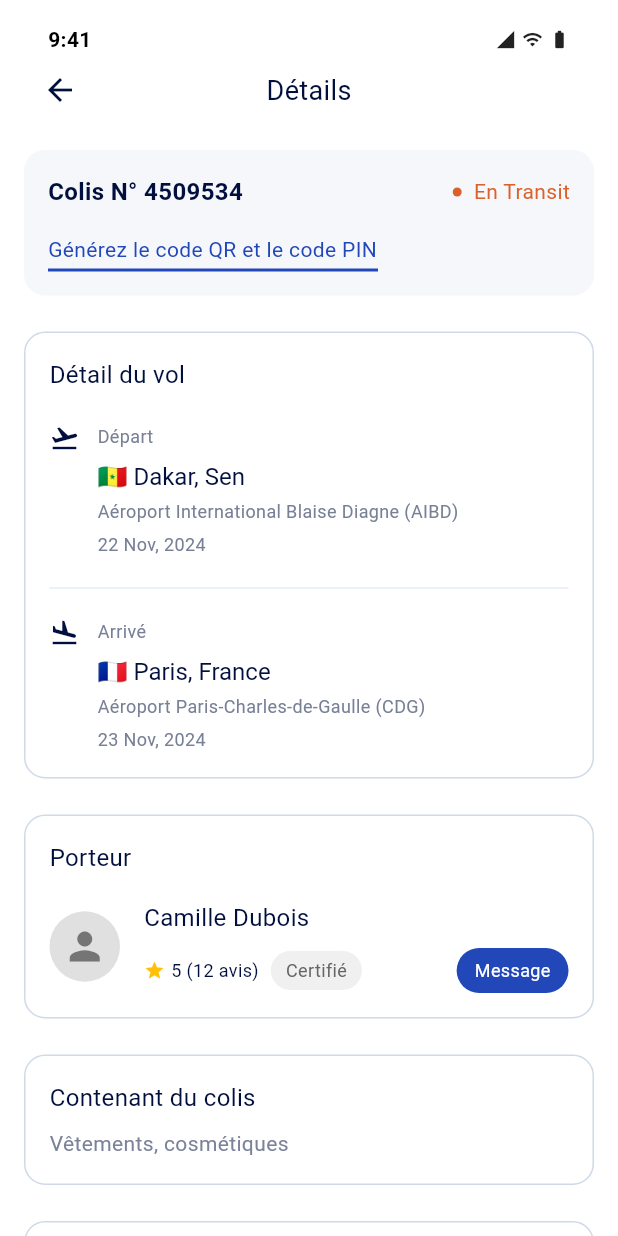
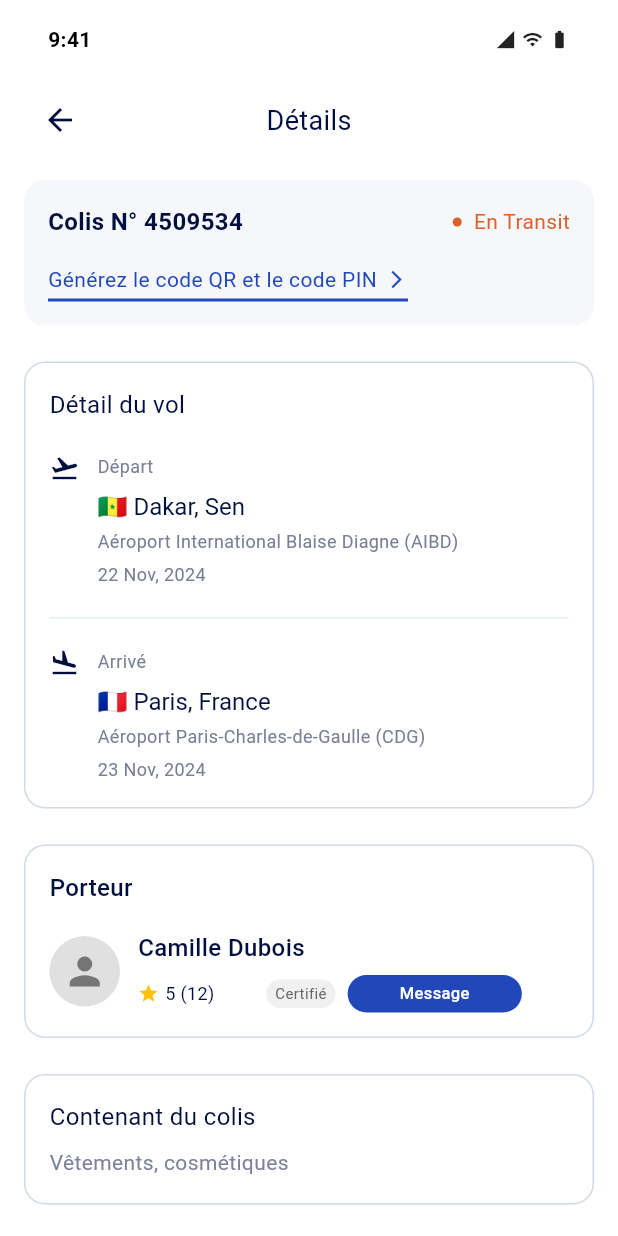
Before and after one commit to Christ-vielecodeur/Mondial_GP, a Flutter app: the DetailPage screen opened by its route, on a phone screen of 412 x 824 dp. Run offline on Flutter 3.47's test engine with Material 3 defaults, Android fonts, the phone set to English and light mode, and no system bars; our stand-ins replace flutter_svg, get, image_picker, qr_flutter; Roboto replaces fonts that are missing (Euclid Circular A); statements that could not run were skipped.

Commit message:
Mises à jour

```diff
--- a/lib/app/Modules/details/detailsPage.dart
+++ b/lib/app/Modules/details/detailsPage.dart
@@ -25,6 +25,7 @@ class DetailPage extends StatelessWidget {
                 padding: const EdgeInsets.fromLTRB(16, 8, 16, 0),
                 child: _buildIOSStatusBar(),
               ),
+              SizedBox(height: 20),
               _buildAppBar(),
               SizedBox(height: 16),
               _buildMainCard(announcement, announcementIndex),
@@ -161,7 +162,10 @@ class DetailPage extends StatelessWidget {
                 onTap: () {
                   Get.to(() => QrcodeWidget());
                 },
-                child: Text(
+                child: Row(
+                  mainAxisSize: MainAxisSize.min,
+                  children: [
+                    Text(
                       'Générez le code QR et le code PIN',
                       style: TextStyle(
                         color: Color.fromRGBO(33, 71, 185, 1),
@@ -171,11 +175,19 @@ class DetailPage extends StatelessWidget {
                         height: 1.5,
                       ),
                     ),
+                    SizedBox(width: 6),
+                    Icon(
+                      Icons.arrow_forward_ios,
+                      size: 14,
+                      color: Color.fromRGBO(33, 71, 185, 1),
+                    ),
+                  ],
+                ),
               ),
               SizedBox(height: 2),
               Container(
                 height: 2,
-                width: 220,
+                width: 240, // j’ai élargi un peu pour inclure la flèche
                 color: Color.fromRGBO(33, 71, 185, 1),
               ),
             ],
@@ -339,13 +351,14 @@ class DetailPage extends StatelessWidget {
               color: Color.fromRGBO(0, 15, 62, 1),
               fontSize: 16,
               fontFamily: 'Euclid Circular A',
-              fontWeight: FontWeight.normal,
+              fontWeight: FontWeight.w500,
               height: 1.5,
             ),
           ),
           SizedBox(height: 16),
           Row(
             children: [
+              // Avatar
               Container(
                 width: 47,
                 height: 47,
@@ -355,7 +368,9 @@ class DetailPage extends StatelessWidget {
                 ),
                 child: Icon(Icons.person, size: 30, color: Colors.grey[600]),
               ),
-              SizedBox(width: 16),
+              SizedBox(width: 12),
+
+              // Informations du porteur
               Expanded(
                 child: Column(
                   crossAxisAlignment: CrossAxisAlignment.start,
@@ -366,19 +381,35 @@ class DetailPage extends StatelessWidget {
                         color: Color.fromRGBO(0, 15, 62, 1),
                         fontSize: 16,
                         fontFamily: 'Euclid Circular A',
-                        fontWeight: FontWeight.normal,
+                        fontWeight: FontWeight.w500,
                         height: 1.5,
                       ),
+                      overflow: TextOverflow.ellipsis,
+                      maxLines: 1,
                     ),
-                    SizedBox(height: 8),
-                    Row(
+                    SizedBox(height: 6),
+
+                    // Ligne inférieure (étoiles, certifié, message)
+                    LayoutBuilder(
+                      builder: (context, constraints) {
+                        final isSmallScreen = constraints.maxWidth < 350;
+
+                        return Row(
                           children: [
-                        Row(
+                            // Note et avis
+                            Flexible(
+                              flex: 2,
+                              child: Row(
                                 children: [
-                            Icon(Icons.star, size: 14, color: Colors.amber),
+                                  Icon(
+                                    Icons.star,
+                                    size: 14,
+                                    color: Colors.amber,
+                                  ),
                                   SizedBox(width: 4),
-                            Text(
-                              '5 (12 avis)',
+                                  Flexible(
+                                    child: Text(
+                                      isSmallScreen ? '5 (12)' : '5 (12 avis)',
                                       style: TextStyle(
                                         color: Color.fromRGBO(0, 15, 62, 1),
                                         fontSize: 12,
@@ -386,14 +417,22 @@ class DetailPage extends StatelessWidget {
                                         fontWeight: FontWeight.normal,
                                         height: 1.5,
                                       ),
+                                      overflow: TextOverflow.ellipsis,
+                                    ),
                                   ),
                                 ],
                               ),
+                            ),
+
                             SizedBox(width: 8),
-                        Container(
+
+                            // Badge Certifié
+                            Flexible(
+                              flex: isSmallScreen ? 2 : 1,
+                              child: Container(
                                 padding: EdgeInsets.symmetric(
-                            horizontal: 10,
-                            vertical: 4,
+                                  horizontal: isSmallScreen ? 6 : 8,
+                                  vertical: 2,
                                 ),
                                 decoration: BoxDecoration(
                                   color: Color.fromRGBO(240, 240, 240, 1),
@@ -403,35 +442,52 @@ class DetailPage extends StatelessWidget {
                                   'Certifié',
                                   style: TextStyle(
                                     color: Color.fromRGBO(102, 102, 102, 1),
-                              fontSize: 12,
+                                    fontSize: isSmallScreen ? 10 : 12,
                                     fontFamily: 'Euclid Circular A',
                                     fontWeight: FontWeight.normal,
                                     height: 1.5,
                                   ),
+                                  overflow: TextOverflow.ellipsis,
                                 ),
                               ),
-                        Spacer(),
-                        Container(
+                            ),
+
+                            SizedBox(width: 8),
+
+                            // Bouton Message
+                            Flexible(
+                              flex: isSmallScreen ? 3 : 2,
+                              child: Container(
+                                constraints: BoxConstraints(
+                                  minWidth: isSmallScreen ? 70 : 80,
+                                ),
                                 padding: EdgeInsets.symmetric(
-                            horizontal: 12,
-                            vertical: 6,
+                                  horizontal: isSmallScreen ? 8 : 12,
+                                  vertical: isSmallScreen ? 4 : 6,
                                 ),
                                 decoration: BoxDecoration(
                                   color: Color.fromRGBO(33, 71, 185, 1),
                                   borderRadius: BorderRadius.circular(100),
                                 ),
+                                child: Center(
                                   child: Text(
                                     'Message',
                                     style: TextStyle(
                                       color: Colors.white,
-                              fontSize: 12,
+                                      fontSize: isSmallScreen ? 11 : 12,
                                       fontFamily: 'Euclid Circular A',
-                              fontWeight: FontWeight.normal,
+                                      fontWeight: FontWeight.w500,
                                       height: 1.5,
+                                    ),
+                                    textAlign: TextAlign.center,
+                                    overflow: TextOverflow.ellipsis,
+                                  ),
                                 ),
                               ),
                             ),
                           ],
+                        );
+                      },
                     ),
                   ],
                 ),
@@ -530,8 +586,11 @@ class DetailPage extends StatelessWidget {
         color: Colors.grey[200],
         borderRadius: BorderRadius.circular(9.4),
         border: Border.all(color: Colors.grey[300]!),
+        image: DecorationImage(
+          image: AssetImage("assets/images/vetements.jpg"), // ton image
+          fit: BoxFit.cover,
         ),
-      child: Icon(Icons.photo, size: 40, color: Colors.grey[400]),
+      ),
     );
   }
 
--- a/lib/app/Modules/details/detailsPage2.dart
+++ b/lib/app/Modules/details/detailsPage2.dart
@@ -24,6 +24,7 @@ class _Dtail2WidgetState extends State<Dtail2Pages> {
               padding: const EdgeInsets.fromLTRB(16, 8, 16, 0),
               child: _buildIOSStatusBar(),
             ),
+            SizedBox(height: 20),
 
             Expanded(
               child: SingleChildScrollView(
--- a/pubspec.yaml
+++ b/pubspec.yaml
@@ -79,6 +79,7 @@ flutter:
     - assets/images/colis.jpg
     - assets/images/done.jpg
     - assets/images/done1.png
+    - assets/images/vetements.jpg
 
   # An image asset can refer to one or more resolution-specific "variants", see
   # https://flutter.dev/to/resolution-aware-images
```
Also changed, not shown: lib/app/Modules/colis/confirmation.dart (+29 -0 lines), lib/app/Modules/colis/remiColis.dart (+31 -1 lines), lib/app/Modules/colis/remiColisQr.dart (+30 -1 lines), assets/images/vetements.jpg (added). Lines whose indentation alone changed are shown as unchanged.
